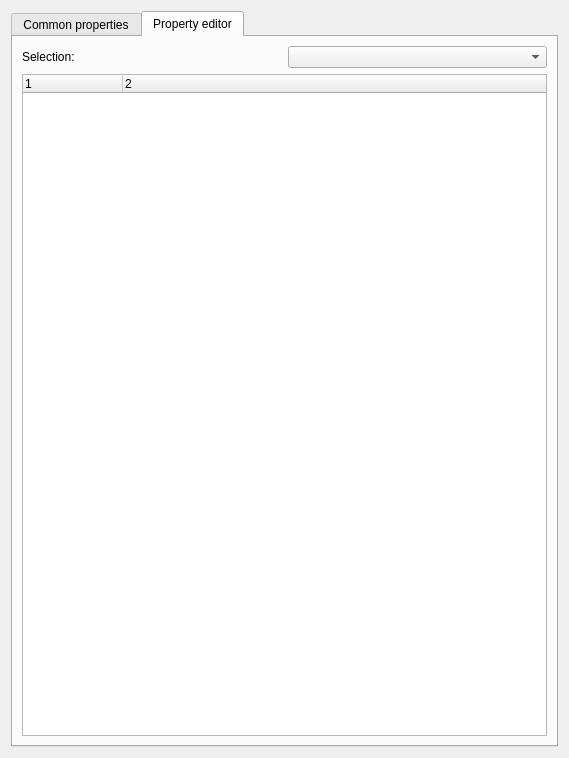
First picture: the form in plugins/PropertyTool/forms/propertyToolDialog.ui, repository isis-group/vast, before the edit.
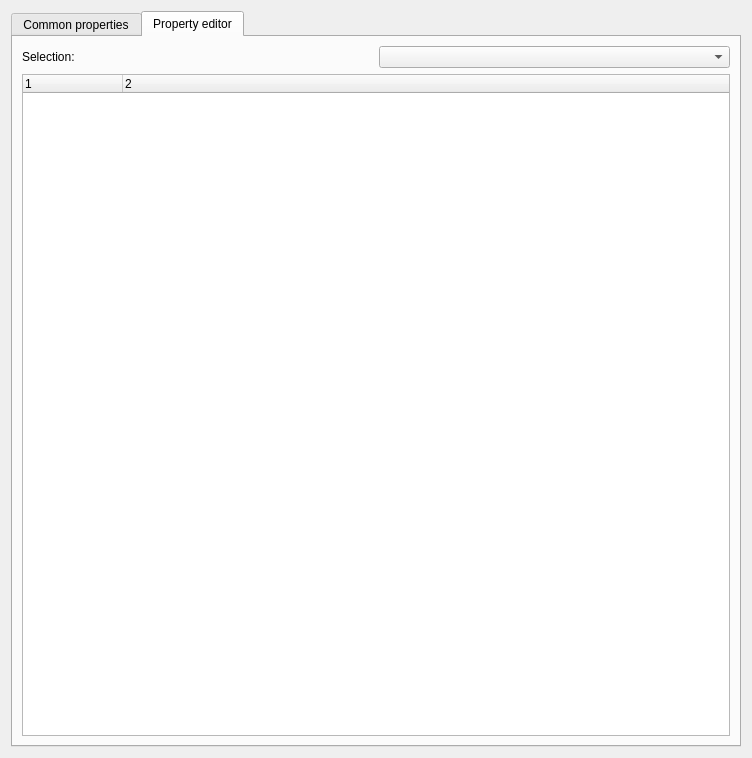
Second picture: the form after the edit.

Commit message: add property tool to debian/rules

```diff
--- a/plugins/PropertyTool/forms/propertyToolDialog.ui
+++ b/plugins/PropertyTool/forms/propertyToolDialog.ui
@@ -6,7 +6,7 @@
    <rect>
     <x>0</x>
     <y>0</y>
-    <width>569</width>
+    <width>752</width>
     <height>758</height>
    </rect>
   </property>
```
The commit also changes 1 other file.
